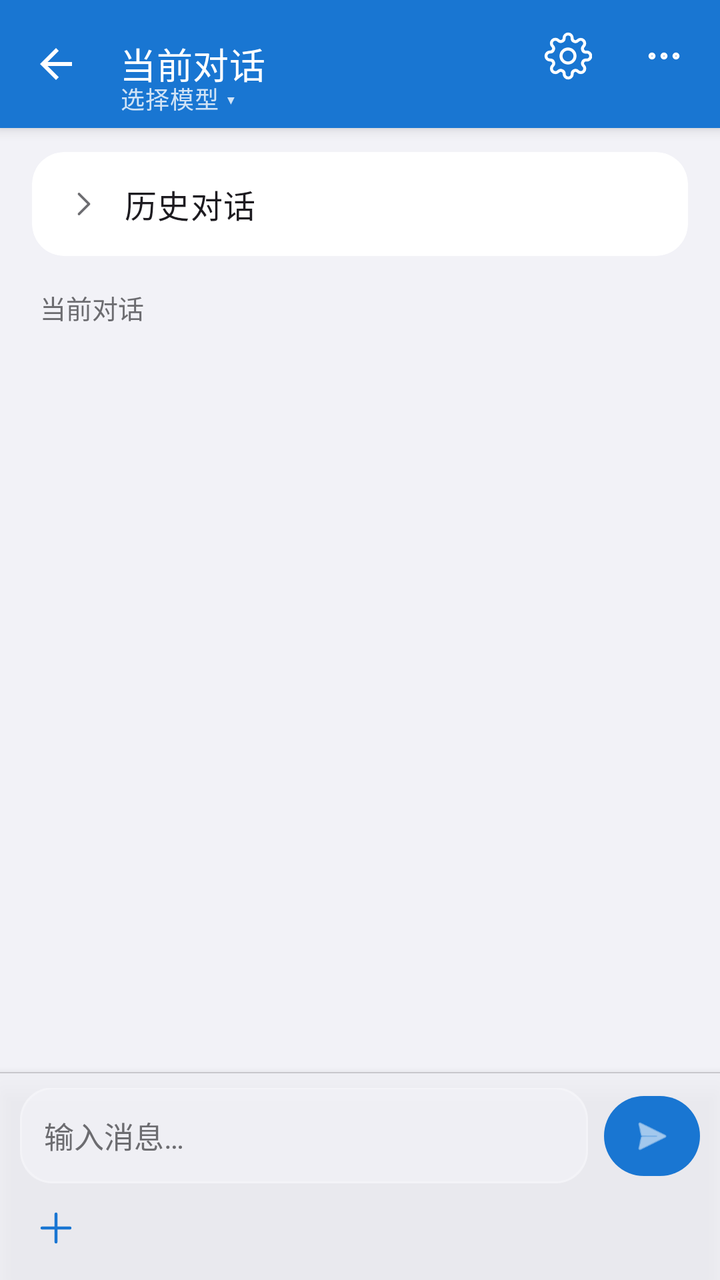
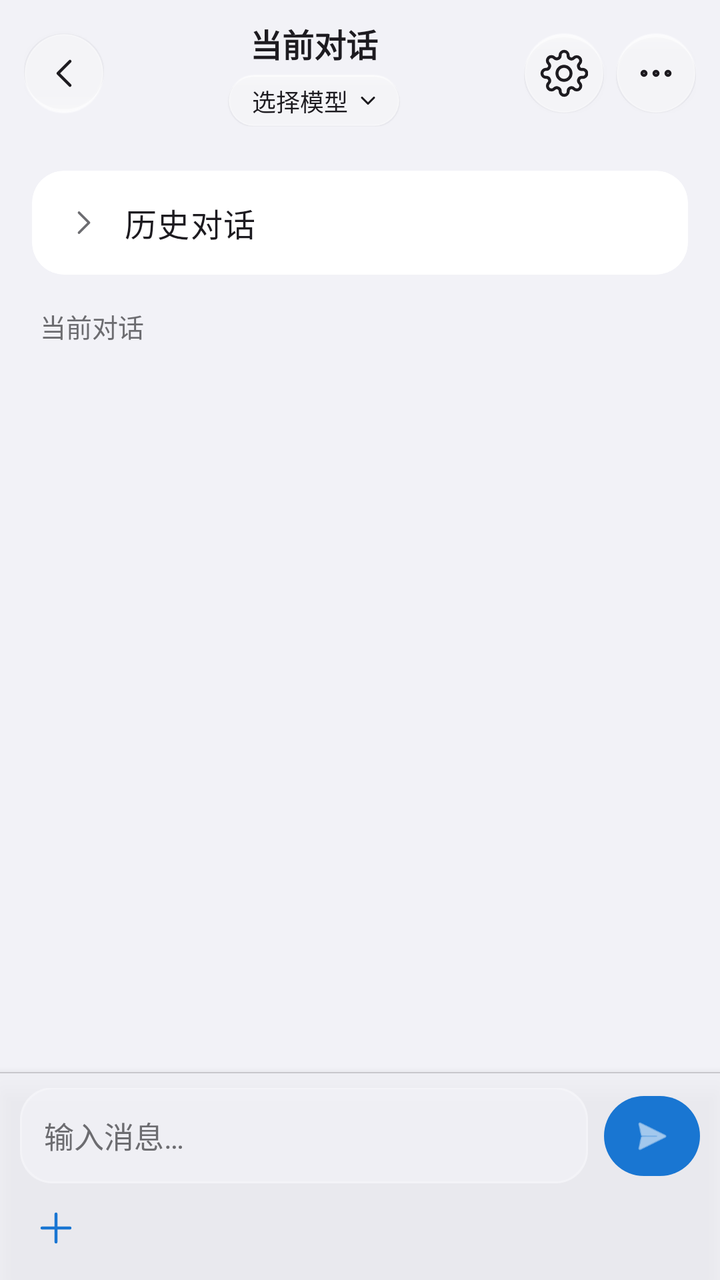

Screens rendered from an Android XML layout before and after an edit, with the pre-edit source and the edit as a unified diff.
<!-- AndroidManifest.xml: activity theme Theme.AIChat -->
<!-- res/layout/activity_chat_session.xml -->
<?xml version="1.0" encoding="utf-8"?>
<LinearLayout xmlns:android="http://schemas.android.com/apk/res/android"
    xmlns:app="http://schemas.android.com/apk/res-auto"
    android:layout_width="match_parent"
    android:layout_height="match_parent"
    android:orientation="vertical"
    android:background="@color/ios_grouped_bg">

    
    <FrameLayout
        android:layout_width="match_parent"
        android:layout_height="wrap_content"
        android:background="?attr/colorPrimary"
        android:elevation="4dp">

        <com.google.android.material.appbar.MaterialToolbar
            android:id="@+id/toolbar"
            android:layout_width="match_parent"
            android:layout_height="?attr/actionBarSize"
            android:background="@android:color/transparent"
            android:paddingEnd="144dp"
            app:title="@string/current_conversation"
            app:titleTextColor="@color/on_primary"
            app:subtitleTextColor="#CCffffff"
            app:titleTextAppearance="@style/TextAppearance.AIChat.Toolbar.Title.Small"
            app:subtitleTextAppearance="@style/TextAppearance.AIChat.Toolbar.Subtitle"
            app:navigationIconTint="@color/on_primary"
            app:navigationIcon="?attr/homeAsUpIndicator" />

        <TextView
            android:id="@+id/textQuickModelSwitch"
            android:layout_width="match_parent"
            android:layout_height="wrap_content"
            android:layout_gravity="start|bottom"
            android:paddingStart="60dp"
            android:paddingEnd="160dp"
            android:paddingBottom="6dp"
            android:text="@string/quick_model_switch_placeholder"
            android:textAppearance="?attr/textAppearanceBodySmall"
            android:textColor="#CCffffff" />

        <ImageButton
            android:id="@+id/btnWriterOutline"
            android:layout_width="40dp"
            android:layout_height="40dp"
            android:layout_gravity="end|top"
            android:layout_marginTop="8dp"
            android:layout_marginEnd="100dp"
            android:background="?attr/selectableItemBackgroundBorderless"
            android:contentDescription="作家大纲"
            android:src="@drawable/ic_action_outline"
            android:visibility="gone"
            app:tint="@color/on_primary" />

        <ImageButton
            android:id="@+id/btnAutoTts"
            android:layout_width="40dp"
            android:layout_height="40dp"
            android:layout_gravity="end|top"
            android:layout_marginTop="8dp"
            android:layout_marginEnd="100dp"
            android:alpha="0.4"
            android:background="?attr/selectableItemBackgroundBorderless"
            android:contentDescription="@string/auto_tts_toggle"
            android:src="@drawable/ic_action_voice_play"
            android:visibility="gone"
            app:tint="@color/on_primary" />

        <ImageButton
            android:id="@+id/btnSessionSettings"
            android:layout_width="40dp"
            android:layout_height="40dp"
            android:layout_gravity="end|top"
            android:layout_marginTop="8dp"
            android:layout_marginEnd="56dp"
            android:background="?attr/selectableItemBackgroundBorderless"
            android:contentDescription="@string/session_chat_settings"
            android:src="@drawable/ic_action_settings"
            app:tint="@color/on_primary" />

        <ImageButton
            android:id="@+id/btnSessionMore"
            android:layout_width="40dp"
            android:layout_height="40dp"
            android:layout_gravity="end|top"
            android:layout_marginTop="8dp"
            android:layout_marginEnd="8dp"
            android:background="?attr/selectableItemBackgroundBorderless"
            android:contentDescription="@string/more_options"
            android:src="@drawable/ic_action_more"
            app:tint="@color/on_primary" />
    </FrameLayout>

    <androidx.core.widget.NestedScrollView
        android:id="@+id/scrollMessages"
        android:layout_width="match_parent"
        android:layout_height="0dp"
        android:layout_weight="1"
        android:fillViewport="false"
        android:background="@color/ios_grouped_bg">

        <LinearLayout
            android:layout_width="match_parent"
            android:layout_height="wrap_content"
            android:orientation="vertical">

            <TextView
                android:id="@+id/textFirstDialoguePreview"
                android:layout_width="match_parent"
                android:layout_height="wrap_content"
                android:paddingStart="16dp"
                android:paddingEnd="16dp"
                android:paddingBottom="8dp"
                android:textAppearance="?attr/textAppearanceBodySmall"
                android:textColor="@color/ios_section_label"
                android:visibility="gone" />

            
            <TextView
                android:id="@+id/textLoadEarlierMessages"
                android:layout_width="wrap_content"
                android:layout_height="wrap_content"
                android:layout_gravity="center_horizontal"
                android:layout_marginTop="12dp"
                android:background="@drawable/bg_glass_toolbar"
                android:clickable="true"
                android:focusable="true"
                android:paddingStart="16dp"
                android:paddingTop="8dp"
                android:paddingEnd="16dp"
                android:paddingBottom="8dp"
                android:elevation="2dp"
                android:text="@string/load_earlier_messages"
                android:textSize="13sp"
                android:textColor="?attr/colorPrimary"
                android:visibility="gone" />

            
            <com.google.android.material.card.MaterialCardView
                android:id="@+id/cardHistory"
                android:layout_width="match_parent"
                android:layout_height="wrap_content"
                android:layout_marginStart="16dp"
                android:layout_marginEnd="16dp"
                android:layout_marginTop="12dp"
                app:cardElevation="0dp"
                app:cardBackgroundColor="@color/ios_cell_bg"
                app:cardCornerRadius="16dp"
                app:strokeWidth="0dp">
                <LinearLayout
                    android:layout_width="match_parent"
                    android:layout_height="wrap_content"
                    android:orientation="vertical">
                    <LinearLayout
                        android:id="@+id/headerHistory"
                        android:layout_width="match_parent"
                        android:layout_height="wrap_content"
                        android:orientation="horizontal"
                        android:gravity="center_vertical"
                        android:paddingStart="16dp"
                        android:paddingEnd="16dp"
                        android:minHeight="52dp"
                        android:background="?attr/selectableItemBackground">
                        <ImageView
                            android:id="@+id/iconHistoryExpand"
                            android:layout_width="20dp"
                            android:layout_height="20dp"
                            android:src="@drawable/ic_chevron_right"
                            app:tint="@color/ios_section_label" />
                        <TextView
                            android:id="@+id/textHistoryTitle"
                            android:layout_width="0dp"
                            android:layout_weight="1"
                            android:layout_height="wrap_content"
                            android:layout_marginStart="10dp"
                            android:text="@string/history_conversation"
                            android:textAppearance="?attr/textAppearanceBodyLarge"
                            android:textColor="?attr/colorOnSurface" />
                    </LinearLayout>
                    <LinearLayout
                        android:id="@+id/expandHistory"
                        android:layout_width="match_parent"
                        android:layout_height="wrap_content"
                        android:orientation="vertical"
                        android:visibility="gone">
                        <View
                            android:layout_width="match_parent"
                            android:layout_height="0.5dp"
                            android:layout_marginStart="16dp"
                            android:background="@color/ios_separator" />
                        <androidx.recyclerview.widget.RecyclerView
                            android:id="@+id/recyclerHistory"
                            android:layout_width="match_parent"
                            android:layout_height="wrap_content"
                            android:minHeight="60dp"
                            android:nestedScrollingEnabled="false"
                            android:padding="8dp" />
                    </LinearLayout>
                </LinearLayout>
            </com.google.android.material.card.MaterialCardView>

            
            <TextView
                android:layout_width="wrap_content"
                android:layout_height="wrap_content"
                android:text="@string/current_conversation"
                android:textSize="13sp"
                android:textColor="@color/ios_section_label"
                android:paddingStart="20dp"
                android:paddingTop="16dp"
                android:paddingBottom="6dp" />

            <androidx.recyclerview.widget.RecyclerView
                android:id="@+id/recyclerCurrent"
                android:layout_width="match_parent"
                android:layout_height="wrap_content"
                android:minHeight="200dp"
                android:paddingHorizontal="12dp"
                android:paddingTop="4dp"
                android:paddingBottom="4dp"
                android:nestedScrollingEnabled="false" />

            <View
                android:id="@+id/viewBottomConversationSpacer"
                android:layout_width="match_parent"
                android:layout_height="88dp" />
        </LinearLayout>
    </androidx.core.widget.NestedScrollView>

    
    <LinearLayout
        android:layout_width="match_parent"
        android:layout_height="wrap_content"
        android:orientation="vertical"
        android:paddingHorizontal="10dp"
        android:paddingTop="8dp"
        android:paddingBottom="8dp"
        android:background="@drawable/bg_glass_bottom_bar"
        android:elevation="6dp">

        <LinearLayout
            android:layout_width="match_parent"
            android:layout_height="wrap_content"
            android:orientation="horizontal"
            android:gravity="bottom">
            <EditText
                android:id="@+id/inputEdit"
                android:layout_width="0dp"
                android:layout_height="wrap_content"
                android:layout_weight="1"
                android:hint="@string/chat_hint"
                android:inputType="textMultiLine|textCapSentences"
                android:maxLines="5"
                android:minHeight="48dp"
                android:background="@drawable/bg_glass_toolbar"
                android:padding="12dp"
                android:layout_marginEnd="8dp"
                android:textSize="15sp"
                android:textColor="?attr/colorOnSurface"
                android:textColorHint="@color/ios_section_label" />
            <com.google.android.material.button.MaterialButton
                android:id="@+id/sendButton"
                android:layout_width="48dp"
                android:layout_height="48dp"
                android:padding="0dp"
                android:minWidth="0dp"
                android:minHeight="0dp"
                android:text=""
                app:icon="@android:drawable/ic_menu_send"
                app:iconGravity="textStart"
                app:iconPadding="0dp"
                app:iconSize="22dp"
                app:cornerRadius="24dp" />
        </LinearLayout>

        <LinearLayout
            android:layout_width="match_parent"
            android:layout_height="wrap_content"
            android:orientation="horizontal"
            android:gravity="center_vertical"
            android:layout_marginTop="4dp">

            <ImageButton
                android:id="@+id/btnAdd"
                android:layout_width="36dp"
                android:layout_height="36dp"
                android:background="?attr/selectableItemBackgroundBorderless"
                android:contentDescription="@string/add"
                android:src="@drawable/ic_add"
                android:padding="6dp"
                app:tint="?attr/colorPrimary" />

            <LinearLayout
                android:id="@+id/layoutAddActions"
                android:layout_width="match_parent"
                android:layout_height="wrap_content"
                android:orientation="horizontal"
                android:visibility="gone">
                <com.google.android.material.button.MaterialButton
                    android:id="@+id/btnAddFile"
                    style="@style/Widget.Material3.Button.TextButton"
                    android:layout_width="wrap_content"
                    android:layout_height="wrap_content"
                    android:text="@string/add_file" />
                <com.google.android.material.button.MaterialButton
                    android:id="@+id/btnAddLocation"
                    style="@style/Widget.Material3.Button.TextButton"
                    android:layout_width="wrap_content"
                    android:layout_height="wrap_content"
                    android:text="@string/add_location" />
                <com.google.android.material.button.MaterialButton
                    android:id="@+id/btnAddTime"
                    style="@style/Widget.Material3.Button.TextButton"
                    android:layout_width="wrap_content"
                    android:layout_height="wrap_content"
                    android:text="@string/add_time" />
                <com.google.android.material.button.MaterialButton
                    android:id="@+id/btnAddMore"
                    style="@style/Widget.Material3.Button.TextButton"
                    android:layout_width="wrap_content"
                    android:layout_height="wrap_content"
                    android:text="@string/add_more" />
            </LinearLayout>
        </LinearLayout>
    </LinearLayout>

</LinearLayout>
<!-- resources referenced by this layout -->
<resources>
  <color name="ios_cell_bg">#FFFFFF</color>
  <color name="ios_grouped_bg">#F2F2F7</color>
  <color name="ios_section_label">#6C6C70</color>
  <color name="ios_separator">#C8C7CC</color>
  <color name="on_primary">#FFFFFF</color>
  <string name="add">添加</string>
  <string name="add_file">导入文件</string>
  <string name="add_location">添加位置</string>
  <string name="add_more">更多</string>
  <string name="add_time">添加时间</string>
  <string name="auto_tts_toggle">自动朗读</string>
  <string name="chat_hint">输入消息…</string>
  <string name="more_options">更多选项</string>
  <string name="quick_model_switch_placeholder">选择模型 ▾</string>
  <style name="TextAppearance.AIChat.Toolbar.Subtitle" parent="TextAppearance.Material3.BodySmall">
          <item name="android:textSize">12sp</item>
      </style>
  <style name="TextAppearance.AIChat.Toolbar.Title.Small" parent="TextAppearance.Material3.TitleMedium">
          <item name="android:textSize">18sp</item>
      </style>
  <color name="glass_surface">#CCF2F2F7</color>
  <color name="glass_stroke">#40FFFFFF</color>
  <color name="primary">#1976D2</color>
  <color name="surface">#FFFFFF</color>
  <color name="primary_blue_deep">#0D47A1</color>
  <!-- unchanged entries left out for length: 23 -->
</resources>

<!-- the commit's change to res/layout/activity_chat_session.xml (unified diff, before → after) -->
@@ -7,89 +7,133 @@
     android:background="@color/ios_grouped_bg">
 
     
-    <FrameLayout
+    <RelativeLayout
+        android:id="@+id/chatHeaderContainer"
         android:layout_width="match_parent"
         android:layout_height="wrap_content"
-        android:background="?attr/colorPrimary"
-        android:elevation="4dp">
-
-        <com.google.android.material.appbar.MaterialToolbar
-            android:id="@+id/toolbar"
-            android:layout_width="match_parent"
-            android:layout_height="?attr/actionBarSize"
-            android:background="@android:color/transparent"
-            android:paddingEnd="144dp"
-            app:title="@string/current_conversation"
-            app:titleTextColor="@color/on_primary"
-            app:subtitleTextColor="#CCffffff"
-            app:titleTextAppearance="@style/TextAppearance.AIChat.Toolbar.Title.Small"
-            app:subtitleTextAppearance="@style/TextAppearance.AIChat.Toolbar.Subtitle"
-            app:navigationIconTint="@color/on_primary"
-            app:navigationIcon="?attr/homeAsUpIndicator" />
-
-        <TextView
-            android:id="@+id/textQuickModelSwitch"
-            android:layout_width="match_parent"
-            android:layout_height="wrap_content"
-            android:layout_gravity="start|bottom"
-            android:paddingStart="60dp"
-            android:paddingEnd="160dp"
-            android:paddingBottom="6dp"
-            android:text="@string/quick_model_switch_placeholder"
-            android:textAppearance="?attr/textAppearanceBodySmall"
-            android:textColor="#CCffffff" />
+        android:paddingStart="12dp"
+        android:paddingEnd="12dp"
+        android:paddingTop="10dp"
+        android:paddingBottom="10dp"
+        android:background="@color/ios_grouped_bg">
 
         <ImageButton
-            android:id="@+id/btnWriterOutline"
+            android:id="@+id/btnBack"
             android:layout_width="40dp"
             android:layout_height="40dp"
-            android:layout_gravity="end|top"
-            android:layout_marginTop="8dp"
-            android:layout_marginEnd="100dp"
-            android:background="?attr/selectableItemBackgroundBorderless"
-            android:contentDescription="作家大纲"
-            android:src="@drawable/ic_action_outline"
-            android:visibility="gone"
-            app:tint="@color/on_primary" />
-
-        <ImageButton
-            android:id="@+id/btnAutoTts"
-            android:layout_width="40dp"
-            android:layout_height="40dp"
-            android:layout_gravity="end|top"
-            android:layout_marginTop="8dp"
-            android:layout_marginEnd="100dp"
-            android:alpha="0.4"
-            android:background="?attr/selectableItemBackgroundBorderless"
-            android:contentDescription="@string/auto_tts_toggle"
-            android:src="@drawable/ic_action_voice_play"
-            android:visibility="gone"
-            app:tint="@color/on_primary" />
-
-        <ImageButton
-            android:id="@+id/btnSessionSettings"
-            android:layout_width="40dp"
-            android:layout_height="40dp"
-            android:layout_gravity="end|top"
-            android:layout_marginTop="8dp"
-            android:layout_marginEnd="56dp"
-            android:background="?attr/selectableItemBackgroundBorderless"
-            android:contentDescription="@string/session_chat_settings"
-            android:src="@drawable/ic_action_settings"
-            app:tint="@color/on_primary" />
-
-        <ImageButton
-            android:id="@+id/btnSessionMore"
-            android:layout_width="40dp"
-            android:layout_height="40dp"
-            android:layout_gravity="end|top"
-            android:layout_marginTop="8dp"
+            android:layout_alignParentStart="true"
+            android:layout_centerVertical="true"
+            android:background="@drawable/bg_chat_header_glass_circle"
+            android:contentDescription="@string/cancel"
+            android:src="@drawable/ic_chevron_right"
+            android:rotation="180"
+            android:elevation="2dp"
+            app:tint="?attr/colorOnSurface" />
+
+        <LinearLayout
+            android:id="@+id/chatHeaderRightActions"
+            android:layout_width="wrap_content"
+            android:layout_height="wrap_content"
+            android:layout_alignParentEnd="true"
+            android:layout_centerVertical="true"
+            android:orientation="horizontal">
+
+            <ImageButton
+                android:id="@+id/btnWriterOutline"
+                android:layout_width="40dp"
+                android:layout_height="40dp"
+                android:layout_marginEnd="6dp"
+                android:background="@drawable/bg_chat_header_glass_circle"
+                android:contentDescription="作家大纲"
+                android:src="@drawable/ic_action_outline"
+                android:visibility="gone"
+                android:elevation="2dp"
+                app:tint="?attr/colorOnSurface" />
+
+            <ImageButton
+                android:id="@+id/btnAutoTts"
+                android:layout_width="40dp"
+                android:layout_height="40dp"
+                android:layout_marginEnd="6dp"
+                android:alpha="0.4"
+                android:background="@drawable/bg_chat_header_glass_circle"
+                android:contentDescription="@string/auto_tts_toggle"
+                android:src="@drawable/ic_action_voice_play"
+                android:visibility="gone"
+                android:elevation="2dp"
+                app:tint="?attr/colorOnSurface" />
+
+            <ImageButton
+                android:id="@+id/btnSessionSettings"
+                android:layout_width="40dp"
+                android:layout_height="40dp"
+                android:layout_marginEnd="6dp"
+                android:background="@drawable/bg_chat_header_glass_circle"
+                android:contentDescription="@string/session_chat_settings"
+                android:src="@drawable/ic_action_settings"
+                android:elevation="2dp"
+                app:tint="?attr/colorOnSurface" />
+
+            <ImageButton
+                android:id="@+id/btnSessionMore"
+                android:layout_width="40dp"
+                android:layout_height="40dp"
+                android:background="@drawable/bg_chat_header_glass_circle"
+                android:contentDescription="@string/more_options"
+                android:src="@drawable/ic_action_more"
+                android:elevation="2dp"
+                app:tint="?attr/colorOnSurface" />
+        </LinearLayout>
+
+        <LinearLayout
+            android:layout_width="match_parent"
+            android:layout_height="wrap_content"
+            android:layout_toEndOf="@id/btnBack"
+            android:layout_toStartOf="@id/chatHeaderRightActions"
+            android:layout_centerVertical="true"
+            android:layout_marginStart="8dp"
             android:layout_marginEnd="8dp"
-            android:background="?attr/selectableItemBackgroundBorderless"
-            android:contentDescription="@string/more_options"
-            android:src="@drawable/ic_action_more"
-            app:tint="@color/on_primary" />
-    </FrameLayout>
+            android:orientation="vertical"
+            android:gravity="center">
+
+            <TextView
+                android:id="@+id/textChatTitle"
+                android:layout_width="wrap_content"
+                android:layout_height="wrap_content"
+                android:maxLines="1"
+                android:ellipsize="end"
+                android:textSize="16sp"
+                android:textStyle="bold"
+                android:textColor="?attr/colorOnSurface"
+                android:text="@string/current_conversation" />
+
+            <TextView
+                android:id="@+id/textQuickModelSwitch"
+                android:layout_width="wrap_content"
+                android:layout_height="wrap_content"
+                android:layout_marginTop="4dp"
+                android:minHeight="26dp"
+                android:paddingStart="12dp"
+                android:paddingEnd="10dp"
+                android:paddingTop="4dp"
+                android:paddingBottom="4dp"
+                android:background="@drawable/bg_chat_header_model_pill"
+                android:elevation="1dp"
+                android:drawableEnd="@drawable/ic_chevron_down_small"
+                android:drawableTint="?attr/colorOnSurface"
+                android:drawablePadding="4dp"
+                android:gravity="center"
+                android:includeFontPadding="false"
+                android:maxLines="1"
+                android:ellipsize="end"
+                android:text="@string/quick_model_switch_placeholder"
+                android:textSize="12sp"
+                android:textColor="?attr/colorOnSurface"
+                android:clickable="true"
+                android:focusable="true" />
+        </LinearLayout>
+
+    </RelativeLayout>
 
     <androidx.core.widget.NestedScrollView
         android:id="@+id/scrollMessages"
@@ -309,11 +353,11 @@
                     android:layout_height="wrap_content"
                     android:text="@string/add_location" />
                 <com.google.android.material.button.MaterialButton
-                    android:id="@+id/btnAddTime"
+                    android:id="@+id/btnAddPhoto"
                     style="@style/Widget.Material3.Button.TextButton"
                     android:layout_width="wrap_content"
                     android:layout_height="wrap_content"
-                    android:text="@string/add_time" />
+                    android:text="@string/add_photo" />
                 <com.google.android.material.button.MaterialButton
                     android:id="@+id/btnAddMore"
                     style="@style/Widget.Material3.Button.TextButton"
<!-- resource entries referenced after the edit -->
@@ -4,22 +4,100 @@
   <color name="ios_grouped_bg">#F2F2F7</color>
   <color name="ios_section_label">#6C6C70</color>
   <color name="ios_separator">#C8C7CC</color>
+  <!-- drawable bg_chat_header_glass_circle (drawable) -->
+  <?xml version="1.0" encoding="utf-8"?>
+  <ripple xmlns:android="http://schemas.android.com/apk/res/android"
+      android:color="?attr/colorControlHighlight">
+      <item>
+          <layer-list>
+              
+              <item android:top="2dp">
+                  <shape android:shape="oval">
+                      <solid android:color="#10000020" />
+                  </shape>
+              </item>
+              
+              <item>
+                  <shape android:shape="oval">
+                      <solid android:color="#A8FFFFFF" />
+                      <stroke android:width="1dp" android:color="#50FFFFFF" />
+                  </shape>
+              </item>
+              
+              <item>
+                  <shape android:shape="oval">
+                      <gradient
+                          android:type="linear"
+                          android:angle="270"
+                          android:startColor="#40FFFFFF"
+                          android:centerColor="#00FFFFFF"
+                          android:endColor="#00FFFFFF"
+                          android:centerY="0.30" />
+                  </shape>
+              </item>
+          </layer-list>
+      </item>
+  </ripple>
+  <!-- drawable bg_chat_header_model_pill (drawable) -->
+  <?xml version="1.0" encoding="utf-8"?>
+  <ripple xmlns:android="http://schemas.android.com/apk/res/android"
+      android:color="?attr/colorControlHighlight">
+      <item>
+          <layer-list>
+              <item android:top="1dp">
+                  <shape android:shape="rectangle">
+                      <solid android:color="#10000020" />
+                      <corners android:radius="20dp" />
+                  </shape>
+              </item>
+              <item>
+                  <shape android:shape="rectangle">
+                      <solid android:color="#A8FFFFFF" />
+                      <stroke android:width="1dp" android:color="#50FFFFFF" />
+                      <corners android:radius="20dp" />
+                  </shape>
+              </item>
+              <item>
+                  <shape android:shape="rectangle">
+                      <gradient
+                          android:type="linear"
+                          android:angle="270"
+                          android:startColor="#40FFFFFF"
+                          android:centerColor="#00FFFFFF"
+                          android:endColor="#00FFFFFF"
+                          android:centerY="0.30" />
+                      <corners android:radius="20dp" />
+                  </shape>
+              </item>
+          </layer-list>
+      </item>
+  </ripple>
+  <!-- drawable ic_chevron_down_small (drawable) -->
+  <?xml version="1.0" encoding="utf-8"?>
+  <vector xmlns:android="http://schemas.android.com/apk/res/android"
+      android:width="12dp"
+      android:height="12dp"
+      android:viewportWidth="24"
+      android:viewportHeight="24">
+      <path
+          android:fillColor="@android:color/transparent"
+          android:pathData="M6,9L12,15L18,9"
+          android:strokeColor="#FF000000"
+          android:strokeLineCap="round"
+          android:strokeLineJoin="round"
+          android:strokeWidth="2" />
+  </vector>
   <color name="on_primary">#FFFFFF</color>
   <string name="add">添加</string>
   <string name="add_file">导入文件</string>
   <string name="add_location">添加位置</string>
   <string name="add_more">更多</string>
-  <string name="add_time">添加时间</string>
+  <string name="add_photo">添加照片</string>
   <string name="auto_tts_toggle">自动朗读</string>
+  <string name="cancel">取消</string>
   <string name="chat_hint">输入消息…</string>
   <string name="more_options">更多选项</string>
-  <string name="quick_model_switch_placeholder">选择模型 ▾</string>
-  <style name="TextAppearance.AIChat.Toolbar.Subtitle" parent="TextAppearance.Material3.BodySmall">
-          <item name="android:textSize">12sp</item>
-      </style>
-  <style name="TextAppearance.AIChat.Toolbar.Title.Small" parent="TextAppearance.Material3.TitleMedium">
-          <item name="android:textSize">18sp</item>
-      </style>
+  <string name="quick_model_switch_placeholder">选择模型</string>
   <color name="glass_surface">#CCF2F2F7</color>
   <color name="glass_stroke">#40FFFFFF</color>
   <color name="primary">#1976D2</color>
